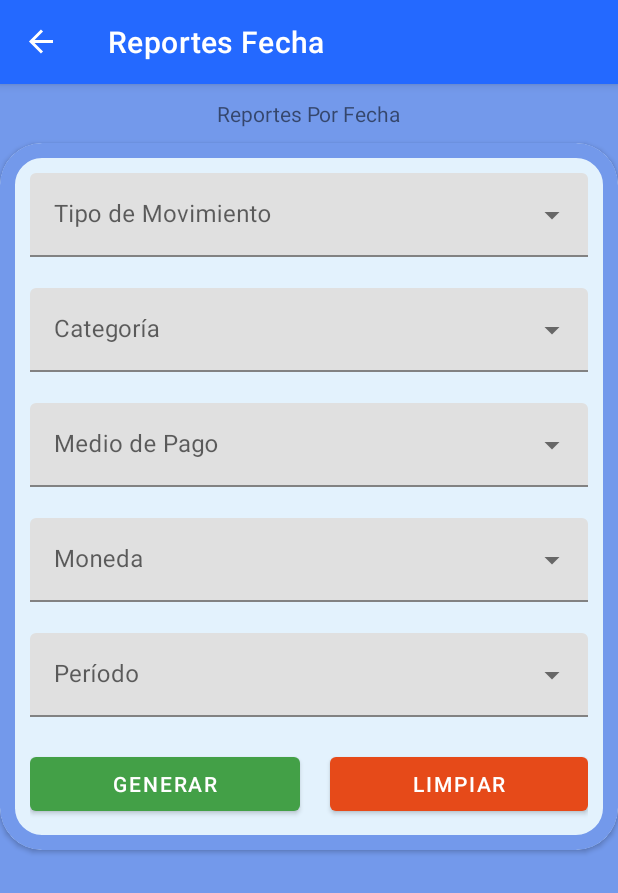
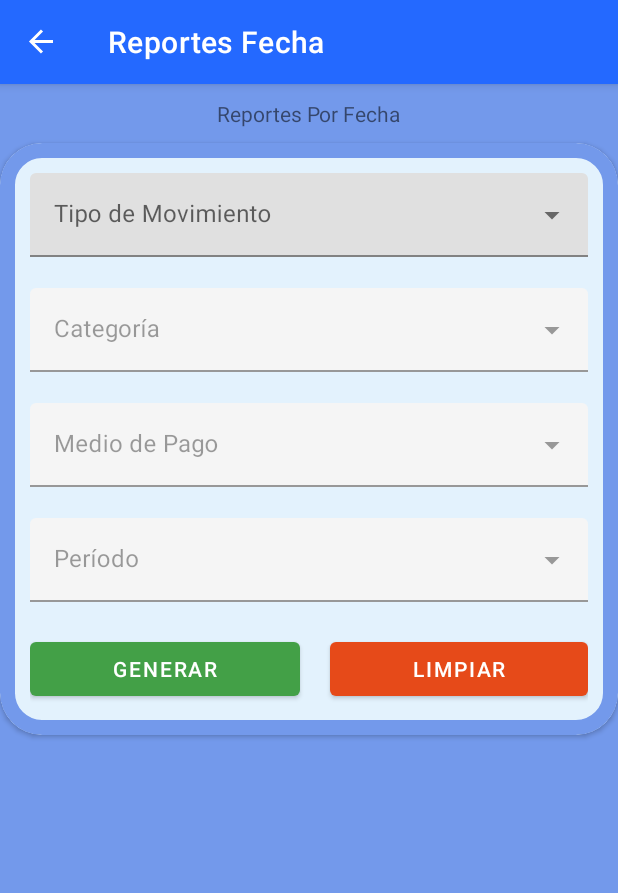
Before and after one commit to UTN-FRBA-Mobile/SaveIT, an Android app: the ReportesDateChartFragment screen opened through its navigation route, after a tap on "LIMPIAR", on a phone screen of 412 x 824 dp. Shown: the top 893 px of the screen. Run offline under Robolectric (Android 15) with nearby library versions, the phone set to English and light mode, and no system bars; our stand-ins replace Room's generated code, navigation-ui.

Commit message:
dropdown logic created

```diff
--- a/app/src/main/java/com/example/saveit/ui/reportes/ReportesDateChartFragment.kt
+++ b/app/src/main/java/com/example/saveit/ui/reportes/ReportesDateChartFragment.kt
@@ -4,6 +4,7 @@ import android.os.Bundle
 import android.view.LayoutInflater
 import android.view.View
 import android.view.ViewGroup
+import android.widget.AdapterView.OnItemClickListener
 import android.widget.ArrayAdapter
 import android.widget.AutoCompleteTextView
 import android.widget.Toast
@@ -12,6 +13,8 @@ import androidx.navigation.fragment.findNavController
 import com.example.saveit.R
 import com.example.saveit.data.*
 import com.example.saveit.databinding.ReportesDateChartFragmentBinding
+import com.example.saveit.data.CategoriasIngreso
+import com.example.saveit.data.CategoriasGasto
 
 class ReportesDateChartFragment: Fragment()  {
     private var _binding: ReportesDateChartFragmentBinding? = null
@@ -27,31 +30,77 @@ class ReportesDateChartFragment: Fragment()  {
         val adapterTipoDeMovimiento = ArrayAdapter(requireContext(), R.layout.lista_items, itemsTipoDeMovimiento)
         (binding.tipoMovimiento.editText as? AutoCompleteTextView)?.setAdapter(adapterTipoDeMovimiento)
 
+        var adapterCategoria = ArrayAdapter(requireContext(), R.layout.lista_items, listOf<String>())
+        (binding.categoria.editText as? AutoCompleteTextView)?.setAdapter(adapterCategoria)
+        binding.categoria.isEnabled = false
+
         var itemsMedioPago = MedioPago.values().map { it.descripcion }
         itemsMedioPago = itemsMedioPago.toMutableList()
         itemsMedioPago.add(0, "Todos")
         val adapterMedioPago = ArrayAdapter(requireContext(), R.layout.lista_items, itemsMedioPago)
         (binding.medioDePago.editText as? AutoCompleteTextView)?.setAdapter(adapterMedioPago)
+        binding.medioDePago.isEnabled = false
 
-        var itemsCategorias = Categoria.values().map { it.descripcion }
-        itemsCategorias = itemsCategorias.toMutableList()
-        itemsCategorias.add(0, "Todos")
-        val adapterCategoria = ArrayAdapter(requireContext(), R.layout.lista_items, itemsCategorias)
-        (binding.categoria.editText as? AutoCompleteTextView)?.setAdapter(adapterCategoria)
+        val adapterPeriodosDeTiempo = ArrayAdapter(requireContext(), R.layout.lista_items, PeriodosDeTiempo.values().map { it.descripcion })
+        (binding.periodoDeTiempo.editText as? AutoCompleteTextView)?.setAdapter(adapterPeriodosDeTiempo)
+        binding.periodoDeTiempo.isEnabled = false
 
-        val itemsMonedas = Moneda.values().map { it.descripcion }
-        val adapterMonedas = ArrayAdapter(requireContext(), R.layout.lista_items, itemsMonedas)
-        (binding.moneda.editText as? AutoCompleteTextView)?.setAdapter(adapterMonedas)
+        (binding.tipoMovimiento.editText as AutoCompleteTextView).onItemClickListener =
+            OnItemClickListener { _, _, position, _ ->
+                val selectedValue: String? = adapterTipoDeMovimiento.getItem(position)
+                if (selectedValue != null) {
+                    if (selectedValue == TipoMovimiento.INGRESO.descripcion) {
 
-        val itemsPeriodosDeTiempo = PeriodosDeTiempo.values().map { it.descripcion }
-        val adapterPeriodosDeTiempo = ArrayAdapter(requireContext(), R.layout.lista_items, itemsPeriodosDeTiempo)
-        (binding.periodoDeTiempo.editText as? AutoCompleteTextView)?.setAdapter(adapterPeriodosDeTiempo)
+                        adapterCategoria = ArrayAdapter(requireContext(), R.layout.lista_items, listOf<String>())
+                        var itemsCategorias = CategoriasIngreso.values().map { it.descripcion }
+                        itemsCategorias = itemsCategorias.toMutableList()
+                        itemsCategorias.add(0, "Todas")
+                        adapterCategoria = ArrayAdapter(requireContext(), R.layout.lista_items, itemsCategorias)
+                        (binding.categoria.editText as? AutoCompleteTextView)?.setAdapter(adapterCategoria)
+                        (binding.categoria.editText as? AutoCompleteTextView)?.setText("")
+                        binding.categoria.isEnabled = true
+                        binding.medioDePago.isEnabled = false
+                        binding.periodoDeTiempo.isEnabled = false
 
-        //(binding.tipoMovimiento.editText as? AutoCompleteTextView)?.setText(adapterTipoDeMovimiento.getItem(0).toString(), false)
-        //(binding.medioDePago.editText as? AutoCompleteTextView)?.setText(adapterMedioPago.getItem(0).toString(), false)
-        //(binding.categoria.editText as? AutoCompleteTextView)?.setText(adapterCategoria.getItem(0).toString(), false)
-        //(binding.moneda.editText as? AutoCompleteTextView)?.setText(adapterMonedas.getItem(0).toString(), false)
-        //(binding.periodoDeTiempo.editText as? AutoCompleteTextView)?.setText(adapterPeriodosDeTiempo.getItem(0).toString(), false)
+                    } else if (selectedValue == TipoMovimiento.EGRESO.descripcion) {
+
+                        adapterCategoria = ArrayAdapter(requireContext(), R.layout.lista_items, listOf<String>())
+                        var itemsCategorias = CategoriasGasto.values().map { it.descripcion }
+                        itemsCategorias = itemsCategorias.toMutableList()
+                        itemsCategorias.add(0, "Todas")
+                        adapterCategoria = ArrayAdapter(requireContext(), R.layout.lista_items, itemsCategorias)
+                        (binding.categoria.editText as? AutoCompleteTextView)?.setAdapter(adapterCategoria)
+                        (binding.categoria.editText as? AutoCompleteTextView)?.setText("")
+                        binding.categoria.isEnabled = true
+                        binding.medioDePago.isEnabled = false
+                        binding.periodoDeTiempo.isEnabled = false
+
+                    }
+                }
+            }
+
+        (binding.categoria.editText as AutoCompleteTextView).onItemClickListener =
+            OnItemClickListener { _, _, position, _ ->
+                val selectedValue: String? = adapterCategoria.getItem(position)
+                if (selectedValue != null) {
+
+                    (binding.medioDePago.editText as? AutoCompleteTextView)?.setText("")
+                    binding.medioDePago.isEnabled = true
+                    binding.periodoDeTiempo.isEnabled = false
+
+                }
+            }
+
+        (binding.medioDePago.editText as AutoCompleteTextView).onItemClickListener =
+            OnItemClickListener { _, _, position, _ ->
+                val selectedValue: String? = adapterMedioPago.getItem(position)
+                if (selectedValue != null) {
+
+                    (binding.periodoDeTiempo.editText as? AutoCompleteTextView)?.setText("")
+                    binding.periodoDeTiempo.isEnabled = true
+
+                }
+            }
 
         binding.botonGenerarReporte.setOnClickListener {
             openReport()
@@ -68,21 +117,21 @@ class ReportesDateChartFragment: Fragment()  {
         (binding.tipoMovimiento.editText as? AutoCompleteTextView)?.setText("")
         (binding.medioDePago.editText as? AutoCompleteTextView)?.setText("")
         (binding.categoria.editText as? AutoCompleteTextView)?.setText("")
-        (binding.moneda.editText as? AutoCompleteTextView)?.setText("")
         (binding.periodoDeTiempo.editText as? AutoCompleteTextView)?.setText("")
+        binding.medioDePago.isEnabled = false
+        binding.categoria.isEnabled = false
+        binding.periodoDeTiempo.isEnabled = false
     }
 
     private fun openReport() {
         val tipoMovimiento = (binding.tipoMovimiento.editText as? AutoCompleteTextView)?.text
         val medioPagoSelec = (binding.medioDePago.editText as? AutoCompleteTextView)?.text
         val categoriaSelec = (binding.categoria.editText as? AutoCompleteTextView)?.text
-        val monedaSelec = (binding.moneda.editText as? AutoCompleteTextView)?.text
         val periodoSelec = (binding.periodoDeTiempo.editText as? AutoCompleteTextView)?.text
 
         if (tipoMovimiento.isNullOrEmpty()
             || medioPagoSelec.isNullOrEmpty()
             || categoriaSelec.isNullOrEmpty()
-            || monedaSelec.isNullOrEmpty()
             || periodoSelec.isNullOrEmpty()){
             Toast.makeText(requireContext(), "Por favor, selecciona todos los campos", Toast.LENGTH_LONG).show()
         }
@@ -90,12 +139,8 @@ class ReportesDateChartFragment: Fragment()  {
             val seleccion = arrayListOf(tipoMovimiento.toString(),
                 medioPagoSelec.toString(),
                 categoriaSelec.toString(),
-                monedaSelec.toString(),
                 periodoSelec.toString())
 
-            //var actualdatechartfragment = ActualDateChartFragment.newInstance(seleccion)
-            //(activity as NavegacionInterface).showFragment(actualdatechartfragment, true)
-            //findNavController().navigate(R.id.action_reportesDateChartFragment_to_actualDateChartFragment)
             val action = ReportesDateChartFragmentDirections.actionReportesDateChartFragmentToActualDateChartFragment(seleccion.toTypedArray())
             findNavController().navigate(action)
         }
--- a/app/src/main/res/layout/reportes_date_chart_fragment.xml
+++ b/app/src/main/res/layout/reportes_date_chart_fragment.xml
@@ -88,22 +88,6 @@
                 </com.google.android.material.textfield.TextInputLayout>
 
                 <com.google.android.material.textfield.TextInputLayout
-                    android:id="@+id/moneda"
-                    android:layout_width="fill_parent"
-                    android:layout_weight="1"
-                    android:layout_height="wrap_content"
-                    android:hint="@string/dropdown_reportes_por_fecha_moneda"
-                    app:errorEnabled="true"
-                    style="@style/Widget.MaterialComponents.TextInputLayout.FilledBox.ExposedDropdownMenu">
-
-                    <AutoCompleteTextView
-                        android:layout_width="fill_parent"
-                        android:layout_height="wrap_content"
-                        android:inputType="none"
-                        />
-                </com.google.android.material.textfield.TextInputLayout>
-
-                <com.google.android.material.textfield.TextInputLayout
                     android:id="@+id/periodo_de_tiempo"
                     android:layout_width="fill_parent"
                     android:layout_weight="1"
```
Also changed, not shown: app/src/main/java/com/example/saveit/ui/reportes/ActualDateChartFragment.kt (+3 -5 lines).
